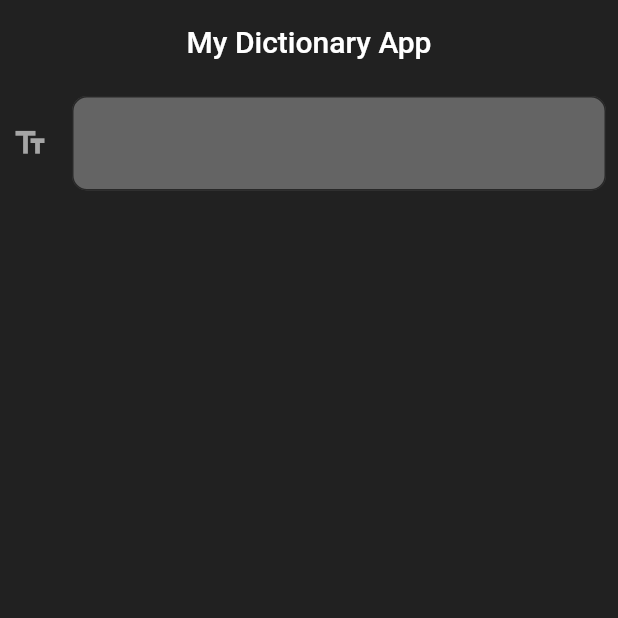
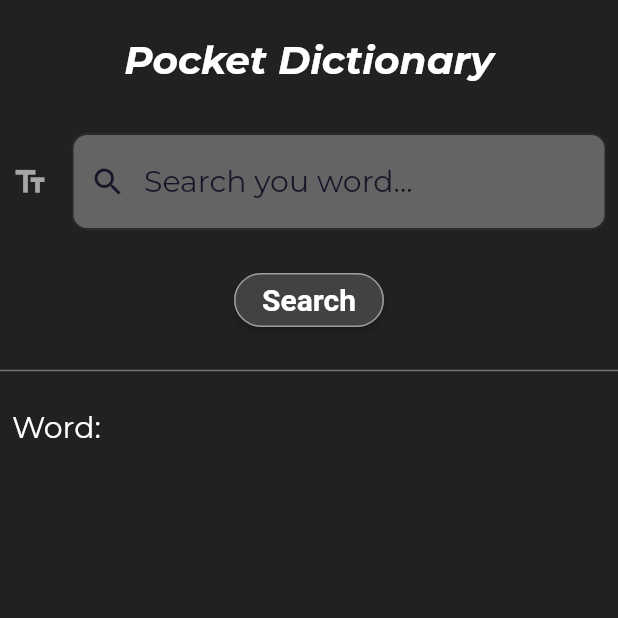
Before and after one commit to pokhrel-amit/Dictionary-App-with-flutter, a Flutter app: the screen it shows after launch, on a phone screen of 412 x 824 dp, the top half of it. Run offline on Flutter 3.47's test engine with Material 2 defaults, Android fonts, the phone set to English and light mode, and no system bars; our stand-ins replace google_fonts, just_audio.

Commit message:
feat:completed

```diff
--- /dev/null
+++ b/lib/constants/app_constants.dart
@@ -0,0 +1,8 @@
+class AppConstants {
+  static const baseUrl =
+      'https://www.dictionaryapi.com/api/v3/references/collegiate/json/';
+  static const _apiKey = '6f8341f7-33b9-499d-a417-1b8d9fb7b0bb';
+  static String get apiKey => _apiKey;
+
+  static const audioBaseUrl = 'https://media.merriam-webster.com/audio/prons/en/us/mp3/';
+}
--- a/lib/constants/app_strings.dart
+++ b/lib/constants/app_strings.dart
@@ -1,3 +1,7 @@
 class AppStrings{
-  static const appBarTitle = 'My Dictionary App';
+  static const appBarTitle = 'Pocket Dictionary';
+  static const hintText = 'Search you word...';
+  static const word ='Word:';
+  static const searchingWord ='Searching Word ';
+
 }
--- /dev/null
+++ b/lib/constants/error_string.dart
@@ -0,0 +1,5 @@
+class ErrorStrings {
+  static const na = 'Not Available';
+  static const invalidAudioFile = 'Invalid Audio File';
+
+}
--- /dev/null
+++ b/lib/data/word.dart
@@ -0,0 +1,6 @@
+class Word{
+  Word({required this.word, this.meaning,this.audioFile});
+  final String word;
+  final  meaning;
+  final audioFile;
+}
--- a/lib/dictionary_app.dart
+++ b/lib/dictionary_app.dart
@@ -7,7 +7,7 @@ class DictionaryApp extends StatelessWidget {
 
   @override
   Widget build(BuildContext context) {
-    return MaterialApp(
+    return MaterialApp(debugShowCheckedModeBanner: false,
       home: DictionaryScreen(),
       theme: customTheme,
     );
--- a/lib/ui/screen/landing_screen.dart
+++ b/lib/ui/screen/landing_screen.dart
@@ -1,5 +1,9 @@
 import 'package:dictionary_app_flutter/constants/app_strings.dart';
+import 'package:dictionary_app_flutter/data/word.dart';
+import 'package:dictionary_app_flutter/service/dictionary_service.dart';
+import 'package:dictionary_app_flutter/ui/widgets/custom_button.dart';
 import 'package:dictionary_app_flutter/ui/widgets/custom_input.dart';
+import 'package:dictionary_app_flutter/ui/widgets/meaning_card.dart';
 import 'package:flutter/material.dart';
 
 class DictionaryScreen extends StatefulWidget {
@@ -10,19 +14,106 @@ class DictionaryScreen extends StatefulWidget {
 }
 
 class _DictionaryScreenState extends State<DictionaryScreen> {
+  String searchStr = '';
+  Word? wordMeaning;
+  bool isLoading = false;
+  DictionaryService _dictionaryService = DictionaryService();
+  void updateUi(String value) {
+    setState(() {
+      searchStr = value;
+    });
+  }
+
+  void toggleLoading() {
+    setState(() {
+      isLoading = !isLoading;
+    });
+  }
+
+  void changeFocus() {
+    FocusScopeNode currentFocus = FocusScope.of(context);
+    if (!currentFocus.hasPrimaryFocus) {
+      currentFocus.unfocus();
+    }
+  }
+
+  void onPress() async {
+    changeFocus();
+    toggleLoading();
+    final response = await _dictionaryService.getData(searchStr);
+    setState(() {
+      wordMeaning = response;
+    });
+    toggleLoading();
+  }
+
   @override
   Widget build(BuildContext context) {
+    final theme = Theme.of(context);
     return Scaffold(
+      resizeToAvoidBottomInset: false,
       appBar: AppBar(
         title: Center(
-          child: Text(
-            AppStrings.appBarTitle,
+          child: Padding(
+            padding: const EdgeInsets.only(top: 25.0),
+            child: Text(
+              AppStrings.appBarTitle,
+              style: theme.textTheme.headline3,
+            ),
           ),
         ),
       ),
       body: Column(
+        crossAxisAlignment: CrossAxisAlignment.start,
         children: [
-          CustomInput(),
+          SizedBox(
+            height: 25,
+          ),
+          CustomInput(
+            onType: updateUi,
+          ),
+           SizedBox(
+            height: 15,
+          ),
+          CustomButton(
+            backgroundColor: Colors.grey.shade900,
+            title: const Center(
+              child: Text(
+                'Search',
+                style: TextStyle(
+                  fontSize: 20,
+                  fontWeight: FontWeight.bold,
+                ),
+              ),
+            ),
+            onPressed: () => onPress(),
+            // backgroundColor: Colors.transparent
+          ),
+           SizedBox(
+            height: 15,
+          ),
+          Divider(
+            thickness: 1,
+            color: Colors.grey.shade600,
+          ),
+           SizedBox(
+            height: 10,
+          ),
+          Padding(
+            padding: const EdgeInsets.all(8.0),
+            child: Text(
+              '${isLoading ? AppStrings.searchingWord : AppStrings.word} $searchStr',
+              style: theme.textTheme.headline2,
+            ),
+          ),
+           SizedBox(
+            height: 5,
+          ),
+          wordMeaning != null
+              ? MeaningCard(
+                  word: wordMeaning!,
+                )
+              : Container(),
         ],
       ),
     );
--- a/lib/ui/theme.dart
+++ b/lib/ui/theme.dart
@@ -1,19 +1,39 @@
 import 'package:flutter/material.dart';
 import 'package:flutter/services.dart';
+import 'package:google_fonts/google_fonts.dart';
 
 final ThemeData customTheme = ThemeData(
   // brightness: Brightness.dark,
   scaffoldBackgroundColor: Colors.grey.shade900,
+
   appBarTheme: const AppBarTheme(
     color: Colors.transparent,
     systemOverlayStyle: SystemUiOverlayStyle.light,
     shadowColor: Colors.transparent,
   ),
   textTheme: TextTheme(
-    headline1: TextStyle(
+    headline1: GoogleFonts.montserrat(
       color: Colors.white,
       fontSize: 20,
-      fontWeight: FontWeight.bold
+      fontWeight: FontWeight.bold,
+    ),
+    headline2: GoogleFonts.montserrat(color: Colors.white, fontSize: 20),
+    headline3: GoogleFonts.montserrat(
+      color: Colors.white,
+      fontSize: 26,
+      fontWeight: FontWeight.w700,
+      fontStyle: FontStyle.italic,
+    ),
+    headline4: GoogleFonts.montserrat(
+      color: Colors.white,
+      fontSize: 18,
+    ),
+  ),
+  cardTheme: CardTheme(
+    color: Colors.grey.shade800,
+
+    shape: RoundedRectangleBorder(
+      borderRadius: BorderRadius.circular(50),
     ),
   ),
 );
--- /dev/null
+++ b/lib/ui/widgets/custom_button.dart
@@ -0,0 +1,33 @@
+import 'package:flutter/material.dart';
+
+class CustomButton extends StatelessWidget {
+  CustomButton({
+    required this.title,
+    required this.onPressed,
+    required this.backgroundColor,
+  });
+  final Widget title;
+  final Function()? onPressed;
+  final Color backgroundColor;
+  @override
+  Widget build(BuildContext context) {
+    return Center(
+      child: SizedBox(
+        width: 100,
+        child: ElevatedButton(
+          child: title,
+          onPressed: onPressed,
+          style: ButtonStyle(
+            shape: MaterialStateProperty.all<RoundedRectangleBorder>(
+              RoundedRectangleBorder(
+                borderRadius: BorderRadius.circular(18.0),
+                side: BorderSide(color: Colors.grey),
+              ),
+            ),
+            backgroundColor: MaterialStateProperty.all(Colors.grey.shade800),
+          ),
+        ),
+      ),
+    );
+  }
+}
--- a/lib/ui/widgets/custom_input.dart
+++ b/lib/ui/widgets/custom_input.dart
@@ -1,8 +1,10 @@
+import 'package:dictionary_app_flutter/constants/app_strings.dart';
 import 'package:dictionary_app_flutter/ui/theme.dart';
 import 'package:flutter/material.dart';
 
 class CustomInput extends StatelessWidget {
-  const CustomInput({Key? key}) : super(key: key);
+  const CustomInput({Key? key,this.onType}) : super(key: key);
+  final Function(String)? onType;
 
   @override
   Widget build(BuildContext context) {
@@ -10,16 +12,30 @@ class CustomInput extends StatelessWidget {
       child: Padding(
         padding: const EdgeInsets.all(8.0),
         child: TextField(
+          onChanged: onType,
           style: customTheme.textTheme.headline1,
           decoration: InputDecoration(
-            focusedBorder: OutlineInputBorder(borderSide: BorderSide(color: Colors.grey.shade500,),),
+            prefixIcon: const Icon(
+              Icons.search,
+              color: Color.fromARGB(207, 1, 3, 24),
+            ),
+            focusedBorder: OutlineInputBorder(
+              borderSide: BorderSide(
+                color: Colors.grey.shade800,
+              ),
+            ),
             // enabledBorder: OutlineInputBorder(borderSide: BorderSide(color: Colors.yellow),),
             border: OutlineInputBorder(
               borderRadius: BorderRadius.circular(10),
             ),
             filled: true,
             fillColor: Colors.white30,
-            icon: Icon(
+            hintText: AppStrings.hintText,
+            hintStyle:const  TextStyle(
+                fontWeight: FontWeight.normal,
+                color: Color.fromARGB(207, 1, 3, 24)),
+
+            icon: const Icon(
               Icons.text_fields,
               color: Colors.white60,
             ),
--- a/pubspec.yaml
+++ b/pubspec.yaml
@@ -34,6 +34,9 @@ dependencies:
   # The following adds the Cupertino Icons font to your application.
   # Use with the CupertinoIcons class for iOS style icons.
   cupertino_icons: ^1.0.2
+  http: ^0.13.4
+  just_audio: ^0.9.28
+  google_fonts: ^3.0.1
 
 dev_dependencies:
   flutter_test:
```
Also changed, not shown: lib/data/audio_playing.dart (added, +19 -0 lines), lib/service/dictionary_service.dart (added, +56 -0 lines), lib/ui/widgets/meaning_card.dart (added, +66 -0 lines), pubspec.lock, 2 other files.
